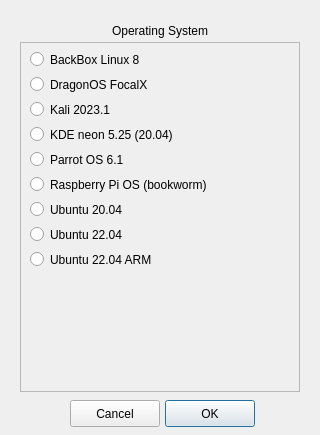
ainfosec/FISSURE, file UI/install.ui: the form before one commit.
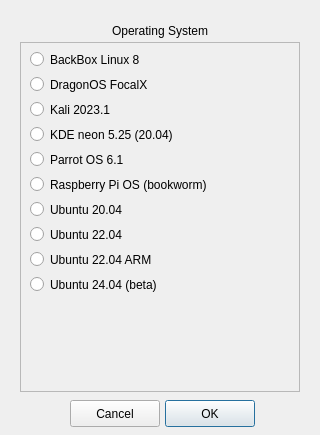
The form after the commit. Icons and pictures are not drawn.

Commit message: Local IQ Engine, SOI Aggregator tab, and Ubuntu 24.04 (beta) support

```diff
--- a/UI/install.ui
+++ b/UI/install.ui
@@ -218,6 +218,22 @@
      <string>DragonOS FocalX</string>
     </property>
    </widget>
+   <widget class="QRadioButton" name="radioButton_ubuntu24_04">
+    <property name="enabled">
+     <bool>true</bool>
+    </property>
+    <property name="geometry">
+     <rect>
+      <x>10</x>
+      <y>230</y>
+      <width>180</width>
+      <height>25</height>
+     </rect>
+    </property>
+    <property name="text">
+     <string>Ubuntu 24.04 (beta)</string>
+    </property>
+   </widget>
   </widget>
  </widget>
  <resources/>
```
The commit also changes 14 other files.
